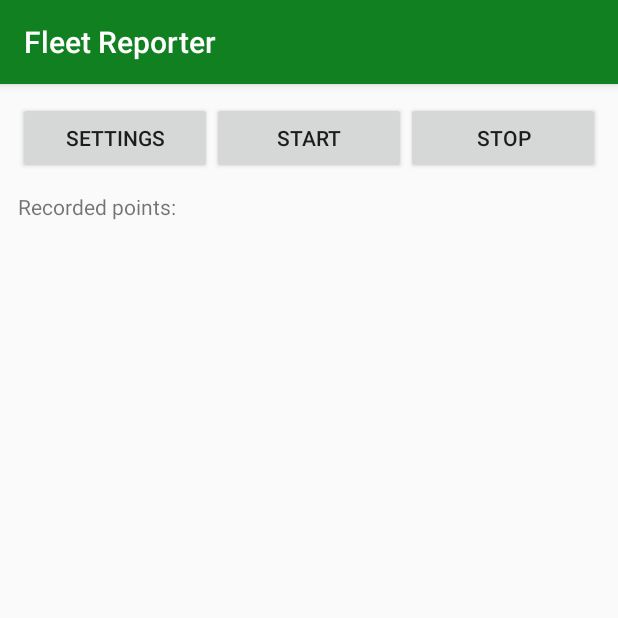
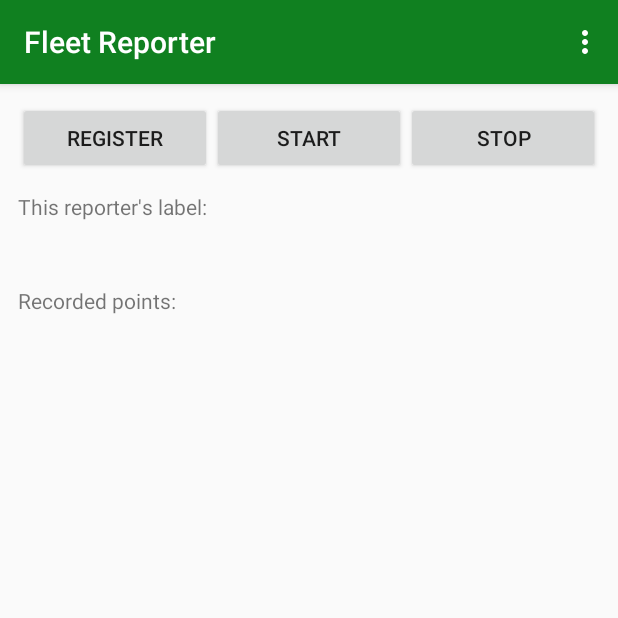
Before and after one commit to zestyping/fleetreporter, an Android app: the screen it shows after launch (MainActivity), on a phone screen of 412 x 824 dp, the top half of it. Run offline under Robolectric (Android 15) with nearby library versions, the phone set to English and light mode, and no system bars.

Commit message:
Implement registration ceremony; add prefs for reporter ID and label.

```diff
--- a/app/build.gradle
+++ b/app/build.gradle
@@ -35,10 +35,6 @@ android {
         versionName getGitVersionDescription()
     }
     buildTypes {
-        debug {
-            minifyEnabled false
-            shrinkResources true
-        }
         release {
             minifyEnabled true
             shrinkResources true
--- a/app/src/main/AndroidManifest.xml
+++ b/app/src/main/AndroidManifest.xml
@@ -6,6 +6,7 @@
   <uses-permission android:name="android.permission.ACCESS_FINE_LOCATION" />
   <uses-permission android:name="android.permission.INTERNET" />
   <uses-permission android:name="android.permission.RECEIVE_BOOT_COMPLETED" />
+  <uses-permission android:name="android.permission.RECEIVE_SMS" />
   <uses-permission android:name="android.permission.SEND_SMS" />
   <uses-permission android:name="android.permission.WAKE_LOCK" />
 
--- a/app/src/main/java/ca/zesty/fleetreporter/Point.java
+++ b/app/src/main/java/ca/zesty/fleetreporter/Point.java
@@ -26,14 +26,14 @@ import java.util.Locale;
         that have timestamps between lastTransitionMillis and timeMillis.
  */
 public class Point {
+    public final LocationFix fix;
     enum Type { RESTING, MOVING, GO, STOP };
     public final Type type;
-    public final LocationFix fix;
     public final long lastTransitionMillis;  // ms since 1970-01-01 00:00:00 UTC
 
-    public Point(Type type, LocationFix fix, Long lastTransitionMillis) {
+    public Point(LocationFix fix, Type type, Long lastTransitionMillis) {
+        this.fix = fix;
         this.type = type;
-        this.fix = fix;
         this.lastTransitionMillis = lastTransitionMillis == null ?
             fix.timeMillis : Math.min(fix.timeMillis, lastTransitionMillis);
     }
--- a/app/src/main/res/layout/activity_main.xml
+++ b/app/src/main/res/layout/activity_main.xml
@@ -18,11 +18,11 @@
     android:orientation="horizontal">
 
     <Button
-        android:id="@+id/settings_button"
+        android:id="@+id/register_button"
         android:layout_width="0dp"
         android:layout_weight="1"
         android:layout_height="wrap_content"
-        android:text="Settings" />
+        android:text="Register" />
 
     <Button
         android:id="@+id/start_button"
@@ -42,6 +42,21 @@
   <TextView
       android:layout_width="match_parent"
       android:layout_height="wrap_content"
+      android:text="This reporter's label:" />
+
+  <TextView
+      android:id="@+id/reporter_label"
+      android:layout_width="match_parent"
+      android:layout_height="wrap_content"
+      android:fontFamily="monospace"
+      android:textSize="32dp"
+      android:focusable="true"
+      android:longClickable="true"
+      android:textIsSelectable="true" />
+
+  <TextView
+      android:layout_width="match_parent"
+      android:layout_height="wrap_content"
       android:text="Recorded points:" />
 
   <TextView
--- /dev/null
+++ b/app/src/main/res/menu/toolbar_menu.xml
@@ -0,0 +1,12 @@
+<?xml version="1.0" encoding="utf-8"?>
+<menu
+    xmlns:android="http://schemas.android.com/apk/res/android"
+    xmlns:app="http://schemas.android.com/apk/res-auto"
+    xmlns:tools="http://schemas.android.com/tools"
+    tools:context=".activity.MainActivity">
+
+  <item
+      android:id="@+id/action_settings"
+      android:title="Settings"
+      app:showAsAction="never"/>
+</menu>
```
Also changed, not shown: app/src/main/java/ca/zesty/fleetreporter/LocationService.java (+36 -8 lines), app/src/main/java/ca/zesty/fleetreporter/MainActivity.java (+98 -9 lines), app/src/main/java/ca/zesty/fleetreporter/MotionListener.java (+6 -6 lines), app/src/main/java/ca/zesty/fleetreporter/Prefs.java (+22 -0 lines), app/src/main/java/ca/zesty/fleetreporter/Utils.java (+11 -0 lines), app/src/main/res/xml/preferences.xml (+12 -0 lines), 1 other file.
